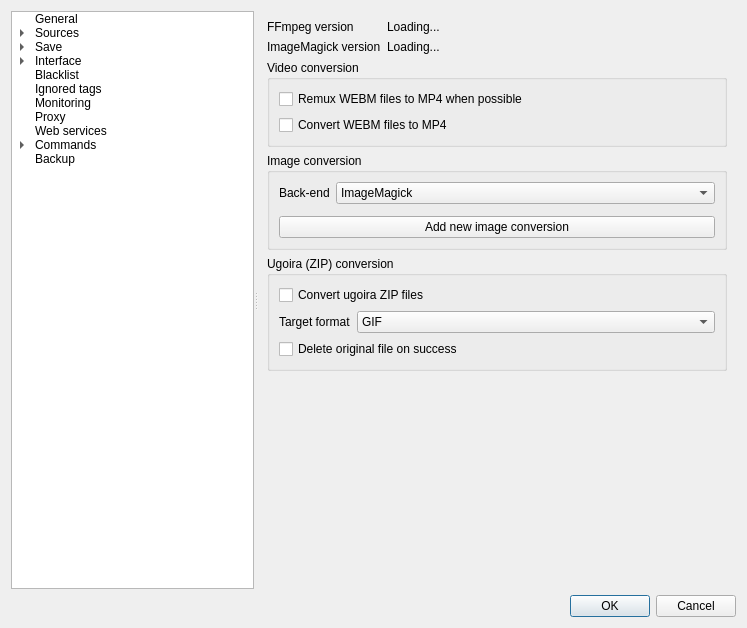
Old version of the form src/gui/src/settings/options-window.ui in the repository Bionus/imgbrd-grabber.
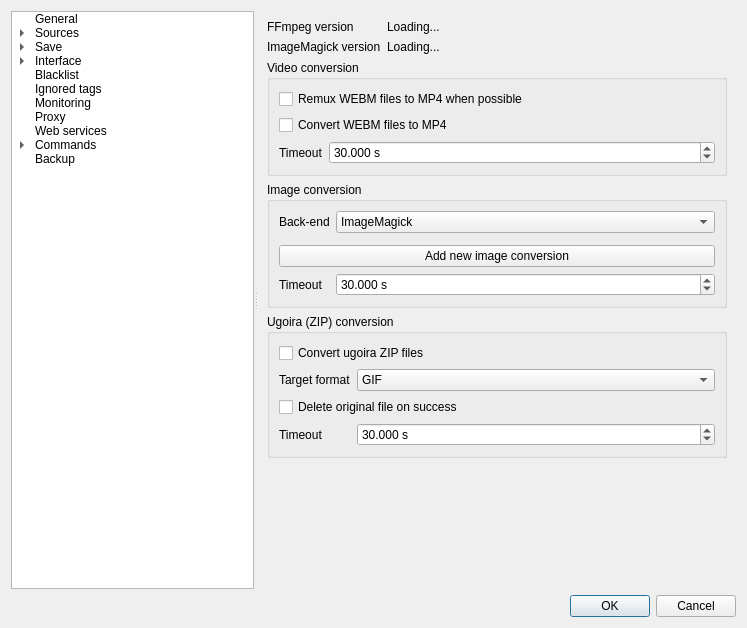
New version of the form. The open tabs and pages were chosen to show the change. Icons and pictures are not drawn.

Commit message: feat: allow to customize format conversion timeout (fix #3185)

```diff
--- a/src/gui/src/settings/options-window.ui
+++ b/src/gui/src/settings/options-window.ui
@@ -1501,6 +1501,32 @@
              </property>
             </widget>
            </item>
+           <item row="2" column="0">
+            <widget class="QLabel" name="labelConversionFFmpegTimeout">
+             <property name="text">
+              <string>Timeout</string>
+             </property>
+            </widget>
+           </item>
+           <item row="2" column="1">
+            <widget class="QDoubleSpinBox" name="spinConversionFFmpegTimeout">
+             <property name="suffix">
+              <string> s</string>
+             </property>
+             <property name="decimals">
+              <number>3</number>
+             </property>
+             <property name="minimum">
+              <double>0.001000000000000</double>
+             </property>
+             <property name="maximum">
+              <double>3600.000000000000000</double>
+             </property>
+             <property name="value">
+              <double>30.000000000000000</double>
+             </property>
+            </widget>
+           </item>
           </layout>
          </widget>
         </item>
@@ -1541,6 +1567,32 @@
              </property>
             </widget>
            </item>
+           <item row="3" column="0">
+            <widget class="QLabel" name="labelConversionImageTimeout">
+             <property name="text">
+              <string>Timeout</string>
+             </property>
+            </widget>
+           </item>
+           <item row="3" column="1">
+            <widget class="QDoubleSpinBox" name="spinConversionImageTimeout">
+             <property name="suffix">
+              <string> s</string>
+             </property>
+             <property name="decimals">
+              <number>3</number>
+             </property>
+             <property name="minimum">
+              <double>0.001000000000000</double>
+             </property>
+             <property name="maximum">
+              <double>3600.000000000000000</double>
+             </property>
+             <property name="value">
+              <double>30.000000000000000</double>
+             </property>
+            </widget>
+           </item>
           </layout>
          </widget>
         </item>
@@ -1600,6 +1652,32 @@
              </property>
             </widget>
            </item>
+           <item row="3" column="0">
+            <widget class="QLabel" name="labelConversionUgoiraTimeout">
+             <property name="text">
+              <string>Timeout</string>
+             </property>
+            </widget>
+           </item>
+           <item row="3" column="1">
+            <widget class="QDoubleSpinBox" name="spinConversionUgoiraTimeout">
+             <property name="suffix">
+              <string> s</string>
+             </property>
+             <property name="decimals">
+              <number>3</number>
+             </property>
+             <property name="minimum">
+              <double>0.001000000000000</double>
+             </property>
+             <property name="maximum">
+              <double>3600.000000000000000</double>
+             </property>
+             <property name="value">
+              <double>30.000000000000000</double>
+             </property>
+            </widget>
+           </item>
           </layout>
          </widget>
         </item>
```
Left out of the diff: 16 changed lines with no effect on the pictures. The commit also changes 2 other files.
